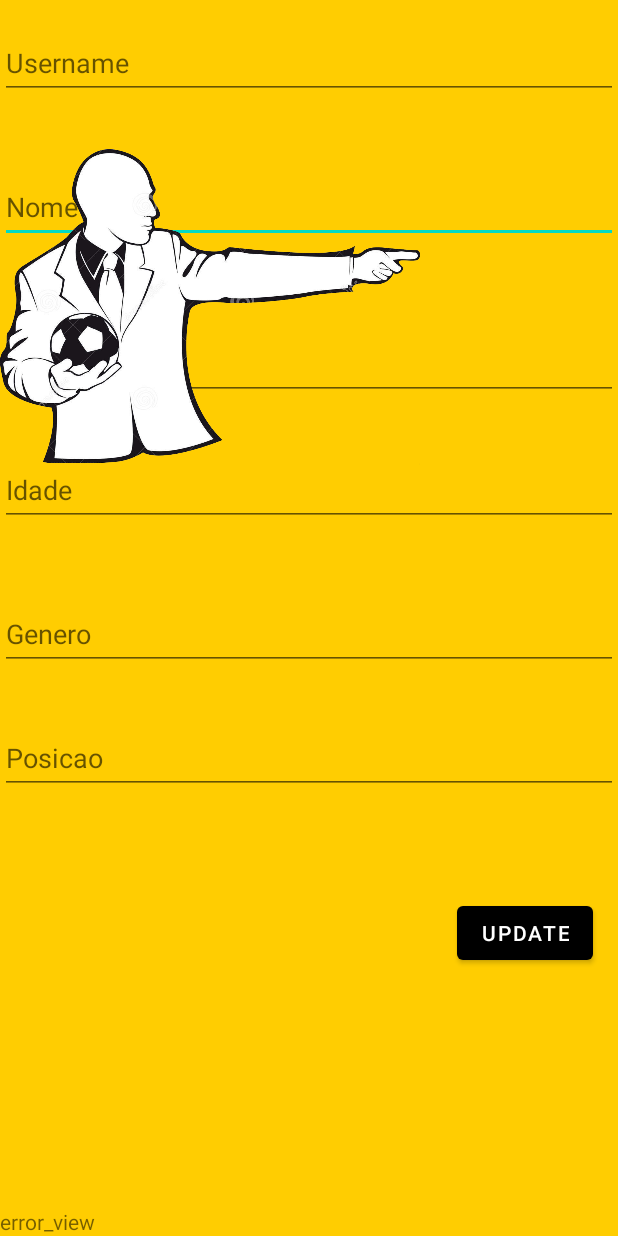
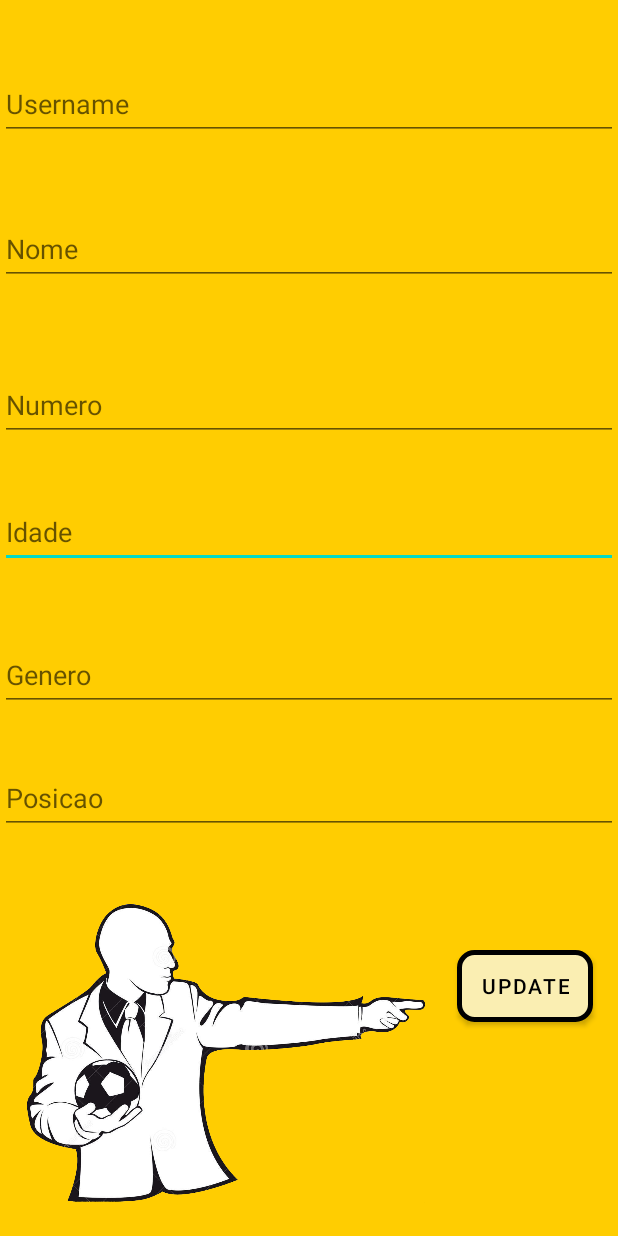
Before and after one commit to RaulPinto566/ABC_connecte, an Android app: the EditarTreinador screen opened directly, with no data from a screen before it, on a phone screen of 412 x 824 dp. Run offline under Robolectric (Android 15) with nearby library versions, the phone set to English and light mode, and no system bars; our stand-ins replace Firebase (no records; nobody signed in at launch, a user with empty details on screens opened directly).

Commit message:
raul com acento

```diff
--- a/app/src/main/res/layout/activity_editar_treinador.xml
+++ b/app/src/main/res/layout/activity_editar_treinador.xml
@@ -8,15 +8,20 @@
 
     android:background="#FFCD01">
 
-    <TextView
-        android:id="@+id/signUpErrorView2"
+    <EditText
+        android:id="@+id/idade"
         android:layout_width="match_parent"
         android:layout_height="wrap_content"
-        android:text="error_view"
+        android:autofillHints=""
+        android:ems="10"
+        android:hint="Idade"
+        android:inputType="textEmailAddress"
+        android:minHeight="48dp"
         app:layout_constraintBottom_toBottomOf="parent"
         app:layout_constraintTop_toTopOf="parent"
-        app:layout_constraintVertical_bias="1.0"
-        tools:layout_editor_absoluteX="0dp" />
+        app:layout_constraintVertical_bias="0.426"
+        tools:layout_editor_absoluteX="0dp"
+        tools:targetApi="o" />
 
     <EditText
         android:id="@+id/nome"
@@ -29,7 +34,7 @@
         android:minHeight="48dp"
         app:layout_constraintBottom_toBottomOf="parent"
         app:layout_constraintTop_toTopOf="parent"
-        app:layout_constraintVertical_bias="0.147"
+        app:layout_constraintVertical_bias="0.183"
         tools:layout_editor_absoluteX="0dp"
         tools:targetApi="o" />
 
@@ -44,37 +49,7 @@
         android:minHeight="48dp"
         app:layout_constraintBottom_toBottomOf="parent"
         app:layout_constraintTop_toTopOf="parent"
-        app:layout_constraintVertical_bias="0.282"
-        tools:layout_editor_absoluteX="0dp"
-        tools:targetApi="o" />
-
-    <EditText
-        android:id="@+id/idade"
-        android:layout_width="match_parent"
-        android:layout_height="wrap_content"
-        android:autofillHints=""
-        android:ems="10"
-        android:hint="Idade"
-        android:inputType="textEmailAddress"
-        android:minHeight="48dp"
-        app:layout_constraintBottom_toBottomOf="parent"
-        app:layout_constraintTop_toTopOf="parent"
-        app:layout_constraintVertical_bias="0.39"
-        tools:layout_editor_absoluteX="0dp"
-        tools:targetApi="o" />
-
-    <EditText
-        android:id="@+id/genero"
-        android:layout_width="match_parent"
-        android:layout_height="wrap_content"
-        android:autofillHints=""
-        android:ems="10"
-        android:hint="Genero"
-        android:inputType="textEmailAddress"
-        android:minHeight="48dp"
-        app:layout_constraintBottom_toBottomOf="parent"
-        app:layout_constraintTop_toTopOf="parent"
-        app:layout_constraintVertical_bias="0.514"
+        app:layout_constraintVertical_bias="0.317"
         tools:layout_editor_absoluteX="0dp"
         tools:targetApi="o" />
 
@@ -89,7 +64,7 @@
         android:minHeight="48dp"
         app:layout_constraintBottom_toBottomOf="parent"
         app:layout_constraintTop_toTopOf="parent"
-        app:layout_constraintVertical_bias="0.62"
+        app:layout_constraintVertical_bias="0.655"
         tools:layout_editor_absoluteX="0dp"
         tools:targetApi="o" />
 
@@ -107,26 +82,48 @@
         app:layout_constraintHorizontal_bias="0.0"
         app:layout_constraintStart_toStartOf="parent"
         app:layout_constraintTop_toTopOf="parent"
-        app:layout_constraintVertical_bias="0.023"
+        app:layout_constraintVertical_bias="0.058"
+        tools:targetApi="o" />
+
+    <EditText
+        android:id="@+id/genero"
+        android:layout_width="match_parent"
+        android:layout_height="wrap_content"
+        android:autofillHints=""
+        android:ems="10"
+        android:hint="Genero"
+        android:inputType="textEmailAddress"
+        android:minHeight="48dp"
+        app:layout_constraintBottom_toBottomOf="parent"
+        app:layout_constraintTop_toTopOf="parent"
+        app:layout_constraintVertical_bias="0.549"
+        tools:layout_editor_absoluteX="0dp"
         tools:targetApi="o" />
 
     <Button
         android:id="@+id/criar"
         android:layout_width="wrap_content"
         android:layout_height="wrap_content"
+        android:background="@drawable/button"
         android:text="Update"
+        android:textColor="@color/black"
+        app:backgroundTint="@null"
         app:layout_constraintBottom_toBottomOf="parent"
         app:layout_constraintEnd_toEndOf="parent"
         app:layout_constraintHorizontal_bias="0.949"
         app:layout_constraintStart_toStartOf="parent"
         app:layout_constraintTop_toTopOf="parent"
-        app:layout_constraintVertical_bias="0.771" />
+        app:layout_constraintVertical_bias="0.816" />
 
     <ImageView
         android:id="@+id/imageView13"
-        android:layout_width="280dp"
-        android:layout_height="428dp"
-        app:srcCompat="@drawable/treinador"
-        tools:layout_editor_absoluteX="16dp"
-        tools:layout_editor_absoluteY="378dp" />
+        android:layout_width="265dp"
+        android:layout_height="225dp"
+        app:layout_constraintBottom_toBottomOf="parent"
+        app:layout_constraintEnd_toEndOf="parent"
+        app:layout_constraintHorizontal_bias="0.122"
+        app:layout_constraintStart_toStartOf="parent"
+        app:layout_constraintTop_toTopOf="parent"
+        app:layout_constraintVertical_bias="1.0"
+        app:srcCompat="@drawable/treinador" />
 </androidx.constraintlayout.widget.ConstraintLayout>
```
Also changed, not shown: app/src/main/res/layout/activity_editar_admin.xml (+43 -46 lines), app/src/main/res/layout/activity_editar_atleta.xml (+14 -17 lines).
